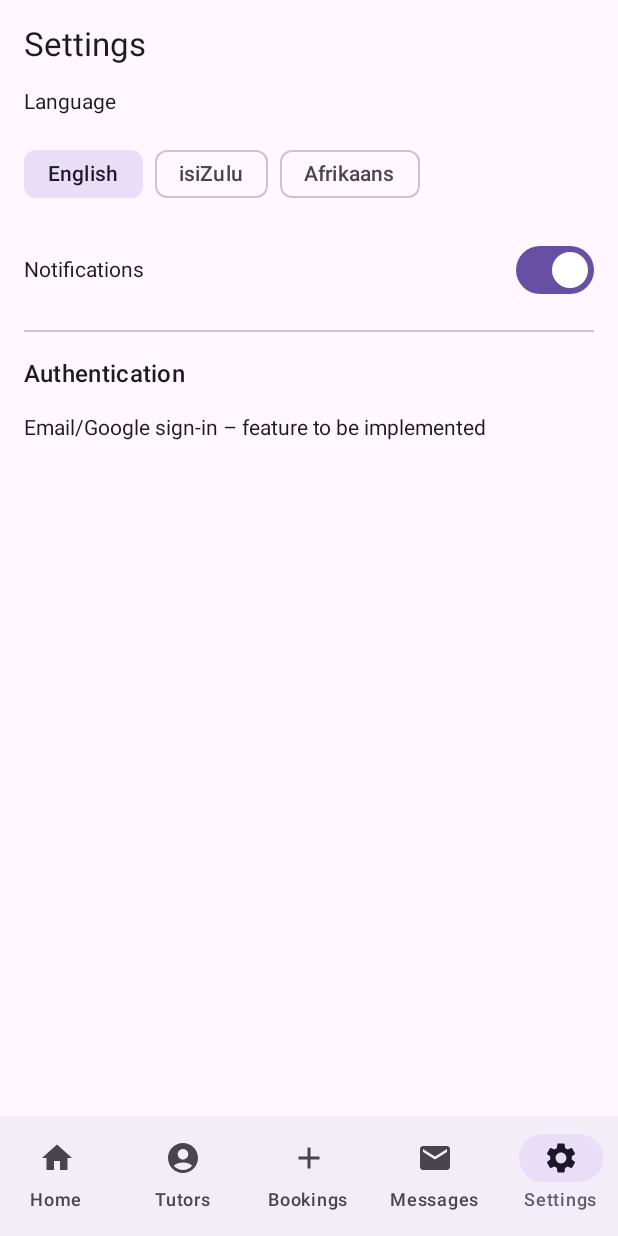
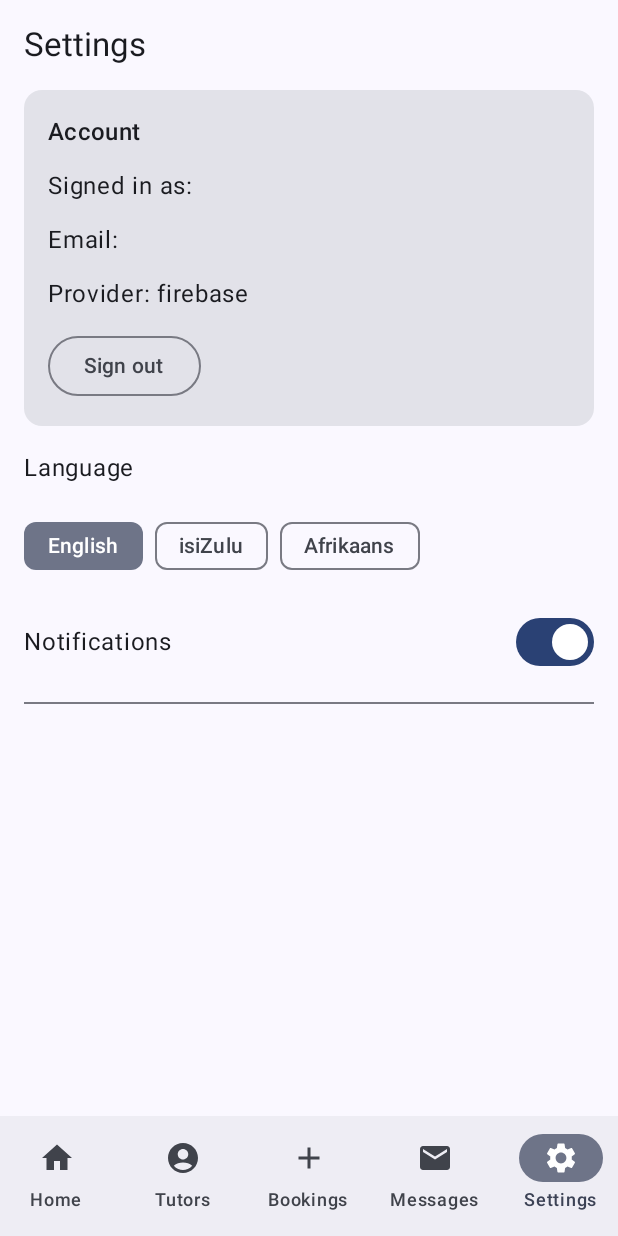
Before and after one commit to Thonipho-M/skolar, an Android app built with Jetpack Compose: the SettingsScreen screen opened through its navigation route, on a phone screen of 412 x 824 dp. Run offline under Robolectric (Android 15) with nearby library versions, the phone set to English and light mode, and no system bars; our stand-ins replace Firebase (no records; nobody signed in at launch, a user with empty details on screens opened directly).

Commit message:
second commit

```diff
--- a/app/src/main/java/com/example/skolar20/MainActivity.kt
+++ b/app/src/main/java/com/example/skolar20/MainActivity.kt
@@ -4,42 +4,23 @@ import android.os.Bundle
 import androidx.activity.ComponentActivity
 import androidx.activity.compose.setContent
 import androidx.activity.enableEdgeToEdge
-import androidx.compose.foundation.layout.fillMaxSize
-import androidx.compose.foundation.layout.padding
 import androidx.compose.material3.MaterialTheme
-import androidx.compose.material3.Scaffold
 import androidx.compose.material3.Surface
-import androidx.compose.material3.Text
-import androidx.compose.runtime.Composable
-import androidx.compose.ui.Modifier
-import androidx.compose.ui.tooling.preview.Preview
-import com.example.skolar20.ui.SkolarRoot
+import com.example.skolar20.ui.App              // <-- import the Auth gate composable
 import com.example.skolar20.ui.theme.Skolar20Theme
 
 class MainActivity : ComponentActivity() {
     override fun onCreate(savedInstanceState: Bundle?) {
         super.onCreate(savedInstanceState)
         enableEdgeToEdge()
+
         setContent {
-            Surface(color = MaterialTheme.colorScheme.background) {
-                SkolarRoot() // <- this contains the NavHost above
+            Skolar20Theme {
+                Surface(color = MaterialTheme.colorScheme.background) {
+                    App()
+
+                }
             }
         }
     }
-
-    @Composable
-    fun Greeting(name: String, modifier: Modifier = Modifier) {
-        Text(
-            text = "Hello $name!",
-            modifier = modifier
-        )
-    }
-
-    @Preview(showBackground = true)
-    @Composable
-    fun GreetingPreview() {
-        Skolar20Theme {
-            Greeting("Android")
-        }
-    }
 }
--- a/app/src/main/java/com/example/skolar20/SkolarApp.kt
+++ b/app/src/main/java/com/example/skolar20/SkolarApp.kt
@@ -1 +1,5 @@
 package com.example.skolar20
+
+import android.app.Application
+
+class SkolarApp : Application()
--- /dev/null
+++ b/app/src/main/java/com/example/skolar20/ui/App.kt
@@ -0,0 +1,78 @@
+package com.example.skolar20.ui
+
+
+import androidx.compose.runtime.*
+import androidx.compose.material3.*
+import androidx.navigation.compose.rememberNavController
+import com.google.firebase.auth.FirebaseAuth
+import com.example.skolar20.ui.screens.LoginScreen
+import com.example.skolar20.navigation.SkolarNavGraph
+import androidx.compose.foundation.layout.padding
+import androidx.navigation.compose.currentBackStackEntryAsState
+import com.example.skolar20.navigation.NavDestination
+import androidx.compose.material.icons.Icons
+import androidx.compose.material.icons.filled.Add
+import androidx.compose.material.icons.filled.Email
+import androidx.compose.material.icons.filled.Home
+import androidx.compose.material.icons.filled.AccountCircle
+import androidx.compose.material.icons.filled.Settings
+import androidx.compose.ui.Modifier
+
+@Composable
+fun App() {
+    val auth = remember { FirebaseAuth.getInstance() }
+    var user by remember { mutableStateOf(auth.currentUser) }
+
+    // Listen for auth changes
+    DisposableEffect(Unit) {
+        val listener = FirebaseAuth.AuthStateListener { firebaseAuth ->
+            user = firebaseAuth.currentUser
+        }
+        auth.addAuthStateListener(listener)
+        onDispose { auth.removeAuthStateListener(listener) }
+    }
+
+    if (user == null) {
+        LoginScreen() // startup screen until signed in
+    } else {
+        val navController = rememberNavController()
+        val backStack by navController.currentBackStackEntryAsState()
+        val current = backStack?.destination?.route ?: NavDestination.Home.route
+        val items = listOf(
+            NavDestination.Home,
+            NavDestination.Tutors,
+            NavDestination.Bookings,
+            NavDestination.Messages,
+            NavDestination.Settings
+        )
+
+        Scaffold(
+            bottomBar = {
+                NavigationBar {
+                    items.forEach { dest ->
+                        val selected = current == dest.route
+                        val icon = when (dest) {
+                            NavDestination.Home -> Icons.Default.Home
+                            NavDestination.Tutors -> Icons.Default.AccountCircle
+                            NavDestination.Bookings -> Icons.Default.Add
+                            NavDestination.Messages -> Icons.Default.Email
+                            NavDestination.Settings -> Icons.Default.Settings
+                        }
+                        NavigationBarItem(
+                            selected = selected,
+                            onClick = {
+                                navController.navigate(dest.route) {
+                                    launchSingleTop = true
+                                    restoreState = true
+                                    popUpTo(navController.graph.startDestinationId) { saveState = true }
+                                }
+                            },
+                            icon = { Icon(icon, contentDescription = dest.label) },
+                            label = { Text(dest.label) }
+                        )
+                    }
+                }
+            }
+        ) { inner -> Surface(Modifier.padding(inner)) { SkolarNavGraph(navController) } }
+    }
+}
--- a/app/src/main/java/com/example/skolar20/ui/screens/SettingsScreen.kt
+++ b/app/src/main/java/com/example/skolar20/ui/screens/SettingsScreen.kt
@@ -1,20 +1,123 @@
 package com.example.skolar20.ui.screens
-
 
 import androidx.compose.foundation.layout.*
 import androidx.compose.material3.*
 import androidx.compose.runtime.*
 import androidx.compose.ui.Modifier
+import androidx.compose.ui.platform.LocalContext
 import androidx.compose.ui.unit.dp
+import com.google.android.gms.auth.api.signin.GoogleSignIn
+import com.google.android.gms.auth.api.signin.GoogleSignInOptions
+import com.google.android.gms.common.api.ApiException
+import com.google.firebase.auth.FirebaseAuth
+import com.google.firebase.auth.GoogleAuthProvider
+import com.example.skolar20.R
 
 @Composable
 fun SettingsScreen() {
+    val context = LocalContext.current
+    val auth = remember { FirebaseAuth.getInstance() }
+    var currentUser by remember { mutableStateOf(auth.currentUser) }
+    var info by remember { mutableStateOf<String?>(null) }
+    var error by remember { mutableStateOf<String?>(null) }
+
+    // Listen for auth changes so UI stays in sync
+    DisposableEffect(Unit) {
+        val listener = FirebaseAuth.AuthStateListener { firebaseAuth ->
+            currentUser = firebaseAuth.currentUser
+        }
+        auth.addAuthStateListener(listener)
+        onDispose { auth.removeAuthStateListener(listener) }
+    }
+
+    // Google client (needs default_web_client_id from google-services.json)
+    val gso = remember {
+        GoogleSignInOptions.Builder(GoogleSignInOptions.DEFAULT_SIGN_IN)
+            .requestIdToken(context.getString(R.string.default_web_client_id))
+            .requestEmail()
+            .build()
+    }
+    val googleClient = remember { GoogleSignIn.getClient(context, gso) }
+
+    // Detect sign-in provider(s)
+    val providers = currentUser?.providerData?.mapNotNull { it.providerId } ?: emptyList()
+    val isGoogle = providers.contains(GoogleAuthProvider.PROVIDER_ID)
+    val isPassword = providers.contains("password")
+
+    // Your previous local settings
     var lang by remember { mutableStateOf("English") }
     var notifications by remember { mutableStateOf(true) }
 
-    Column(Modifier.fillMaxSize().padding(16.dp), verticalArrangement = Arrangement.spacedBy(16.dp)) {
+    Column(
+        Modifier
+            .fillMaxSize()
+            .padding(16.dp),
+        verticalArrangement = Arrangement.spacedBy(16.dp)
+    ) {
         Text("Settings", style = MaterialTheme.typography.titleLarge)
 
+        // --- Account section ---
+        Card {
+            Column(Modifier.fillMaxWidth().padding(16.dp), verticalArrangement = Arrangement.spacedBy(12.dp)) {
+                Text("Account", style = MaterialTheme.typography.titleMedium)
+
+                if (currentUser != null) {
+                    Text("Signed in as: ${currentUser?.displayName ?: "(no name)"}")
+                    Text("Email: ${currentUser?.email ?: "(none)"}")
+                    if (providers.isNotEmpty()) {
+                        Text("Provider: ${providers.joinToString()}")
+                    }
+
+                    Row(horizontalArrangement = Arrangement.spacedBy(12.dp)) {
+                        OutlinedButton(onClick = {
+                            // Sign out of Firebase; also sign out Google client to clear cached account
+                            auth.signOut()
+                            googleClient.signOut()
+                            info = "Signed out."
+                            error = null
+                        }) { Text("Sign out") }
+
+                        if (isGoogle) {
+                            OutlinedButton(onClick = {
+                                // Revoke app access from the Google account
+                                googleClient.revokeAccess().addOnCompleteListener {
+                                    auth.signOut()
+                                    info = "Google access revoked."
+                                    error = null
+                                }
+                            }) { Text("Revoke access") }
+                        }
+                    }
+
+                    if (isPassword) {
+                        OutlinedButton(onClick = {
+                            val email = currentUser?.email
+                            if (email.isNullOrBlank()) {
+                                error = "No email on this account."
+                                info = null
+                            } else {
+                                auth.sendPasswordResetEmail(email).addOnCompleteListener { t ->
+                                    if (t.isSuccessful) {
+                                        info = "Password reset email sent to $email."
+                                        error = null
+                                    } else {
+                                        error = t.exception?.localizedMessage ?: "Could not send reset email."
+                                        info = null
+                                    }
+                                }
+                            }
+                        }) { Text("Send password reset email") }
+                    }
+                } else {
+                    Text("Not signed in")
+                }
+
+                if (info != null) Text(info!!, color = MaterialTheme.colorScheme.primary)
+                if (error != null) Text("Error: $error", color = MaterialTheme.colorScheme.error)
+            }
+        }
+
+        // --- Language (kept from your screen) ---
         Text("Language")
         Row(horizontalArrangement = Arrangement.spacedBy(8.dp)) {
             FilterChip(selected = lang == "English", onClick = { lang = "English" }, label = { Text("English") })
@@ -22,6 +125,7 @@ fun SettingsScreen() {
             FilterChip(selected = lang == "Afrikaans", onClick = { lang = "Afrikaans" }, label = { Text("Afrikaans") })
         }
 
+        // --- Notifications (kept) ---
         Row(
             verticalAlignment = androidx.compose.ui.Alignment.CenterVertically,
             horizontalArrangement = Arrangement.SpaceBetween,
@@ -32,7 +136,6 @@ fun SettingsScreen() {
         }
 
         Divider()
-        Text("Authentication", style = MaterialTheme.typography.titleMedium)
-        Text("Email/Google sign-in – feature to be implemented")
+        // Any other settings...
     }
 }
--- a/gradle/libs.versions.toml
+++ b/gradle/libs.versions.toml
@@ -9,6 +9,7 @@ lifecycleRuntimeKtx = "2.9.4"
 activityCompose = "1.11.0"
 composeBom = "2024.09.00"
 navigationCommonAndroid = "2.9.5"
+firebaseAuthKtx = "24.0.1"
 
 [libraries]
 androidx-core-ktx = { group = "androidx.core", name = "core-ktx", version.ref = "coreKtx" }
@@ -26,6 +27,7 @@ androidx-ui-test-manifest = { group = "androidx.compose.ui", name = "ui-test-man
 androidx-ui-test-junit4 = { group = "androidx.compose.ui", name = "ui-test-junit4" }
 androidx-material3 = { group = "androidx.compose.material3", name = "material3" }
 androidx-navigation-common-android = { group = "androidx.navigation", name = "navigation-common-android", version.ref = "navigationCommonAndroid" }
+firebase-auth-ktx = { group = "com.google.firebase", name = "firebase-auth-ktx", version.ref = "firebaseAuthKtx" }
 
 [plugins]
 android-application = { id = "com.android.application", version.ref = "agp" }
```
Also changed, not shown: app/build.gradle.kts (+25 -14 lines), app/src/main/java/com/example/skolar20/ui/screens/LoginScreen.kt (added, +154 -0 lines), app/src/main/res/values/strings.xml (+8 -0 lines), 2 other files.
